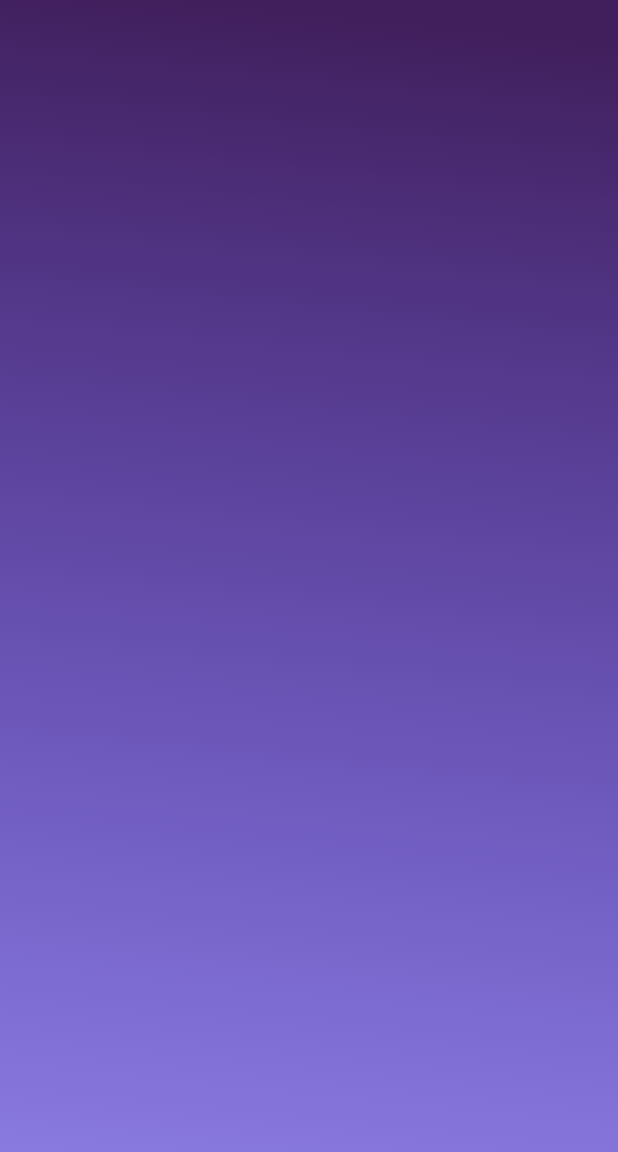
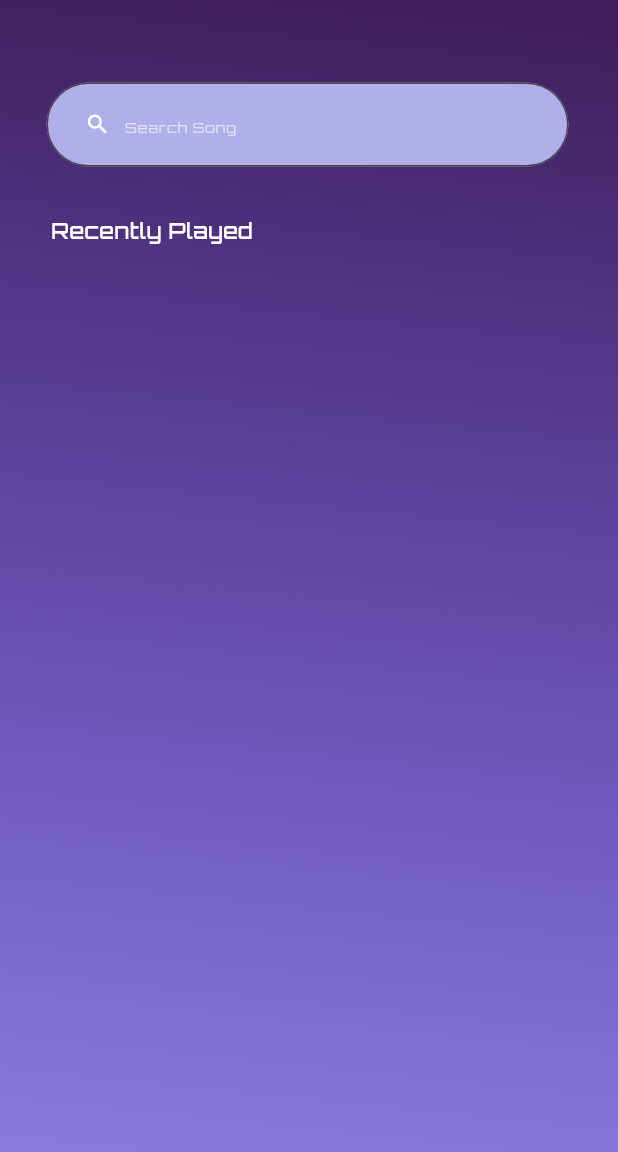
Before and after one commit to ali4hassan9ali2022/music_app, a Flutter app: the HomeView screen opened by its route, on a phone screen of 412 x 824 dp. Shown: the top 1152 px of the screen. Run offline on Flutter 3.47's test engine with Material 3 defaults, Android fonts, the phone set to English and light mode, and no system bars; our stand-ins replace go_router.

Commit message:
create text field and text to home view

```diff
--- /dev/null
+++ b/lib/Features/Home/Presentation/Views/Widgets/custom_text_field.dart
@@ -0,0 +1,23 @@
+import 'package:flutter/material.dart';
+import 'package:music_app/Core/Utils/app_styles.dart';
+
+class CustomTextField extends StatelessWidget {
+  const CustomTextField({super.key});
+
+  @override
+  Widget build(BuildContext context) {
+    return TextField(
+      decoration: InputDecoration(
+        filled: true,
+        fillColor: const Color(0xffB1AFE9),
+        prefixIcon: const Padding(
+          padding: EdgeInsets.only(left: 24, right: 4),
+          child: Icon(Icons.search, color: Colors.white, size: 17),
+        ),
+        border: OutlineInputBorder(borderRadius: BorderRadius.circular(50)),
+        hintText: "Search Song",
+        hintStyle: AppStyles.styleRegular12(context),
+      ),
+    );
+  }
+}
--- a/lib/Features/Home/Presentation/Views/Widgets/home_view_body.dart
+++ b/lib/Features/Home/Presentation/Views/Widgets/home_view_body.dart
@@ -1,10 +1,34 @@
-import 'package:flutter/widgets.dart';
+import 'package:flutter/material.dart';
+import 'package:music_app/Core/Utils/app_styles.dart';
+import 'package:music_app/Features/Home/Presentation/Views/Widgets/custom_text_field.dart';
 
 class HomeViewBody extends StatelessWidget {
   const HomeViewBody({super.key});
 
   @override
   Widget build(BuildContext context) {
-    return const Column();
+    return CustomScrollView(
+      slivers: [
+        const SliverToBoxAdapter(child: SizedBox(height: 55)),
+        const SliverToBoxAdapter(
+          child: Padding(
+            padding: EdgeInsets.only(left: 31, right: 33),
+            child: CustomTextField(),
+          ),
+        ),
+        const SliverToBoxAdapter(child: SizedBox(height: 32)),
+        SliverToBoxAdapter(
+          child: Padding(
+            padding: const EdgeInsets.symmetric(horizontal: 34),
+            child: Text(
+              "Recently Played",
+              style: AppStyles.styleMedium18(context),
+            ),
+          ),
+        ),
+        const SliverToBoxAdapter(child: SizedBox(height: 32)),
+
+      ],
+    );
   }
 }
--- a/lib/main_view.dart
+++ b/lib/main_view.dart
@@ -11,15 +11,15 @@ class MainView extends StatefulWidget {
 
 class _MainViewState extends State<MainView> {
   List<Widget> pages = [
+    const Scaffold(),
     const HomeView(),
-    const SizedBox(),
 
-    const SizedBox(),
-    const SizedBox(),
-    const SizedBox(),
+    const Scaffold(),
+    const Scaffold(),
+    const Scaffold(),
   ];
 
-  int selectIndex = 0;
+  int selectIndex = 1;
   late PageController pageController = PageController();
   void onItemTapped(int index) {
     setState(() {
@@ -36,6 +36,8 @@ class _MainViewState extends State<MainView> {
   Widget build(BuildContext context) {
     return Scaffold(
       bottomNavigationBar: BottomNavigationBar(
+        showSelectedLabels: false,
+        showUnselectedLabels: false,
         elevation: 0,
         unselectedIconTheme: const IconThemeData(color: Colors.white),
         selectedItemColor: AppColors.kThirdPrimaryColor,
@@ -44,12 +46,11 @@ class _MainViewState extends State<MainView> {
         currentIndex: selectIndex,
         onTap: onItemTapped,
         items: [
-          const BottomNavigationBarItem(icon: Icon(Icons.home), label: ""),
           const BottomNavigationBarItem(
             icon: Icon(Icons.align_horizontal_left),
             label: "",
           ),
-
+          const BottomNavigationBarItem(icon: Icon(Icons.home), label: ""),
           const BottomNavigationBarItem(
             icon: Icon(Icons.favorite_outline),
             label: "",
```
